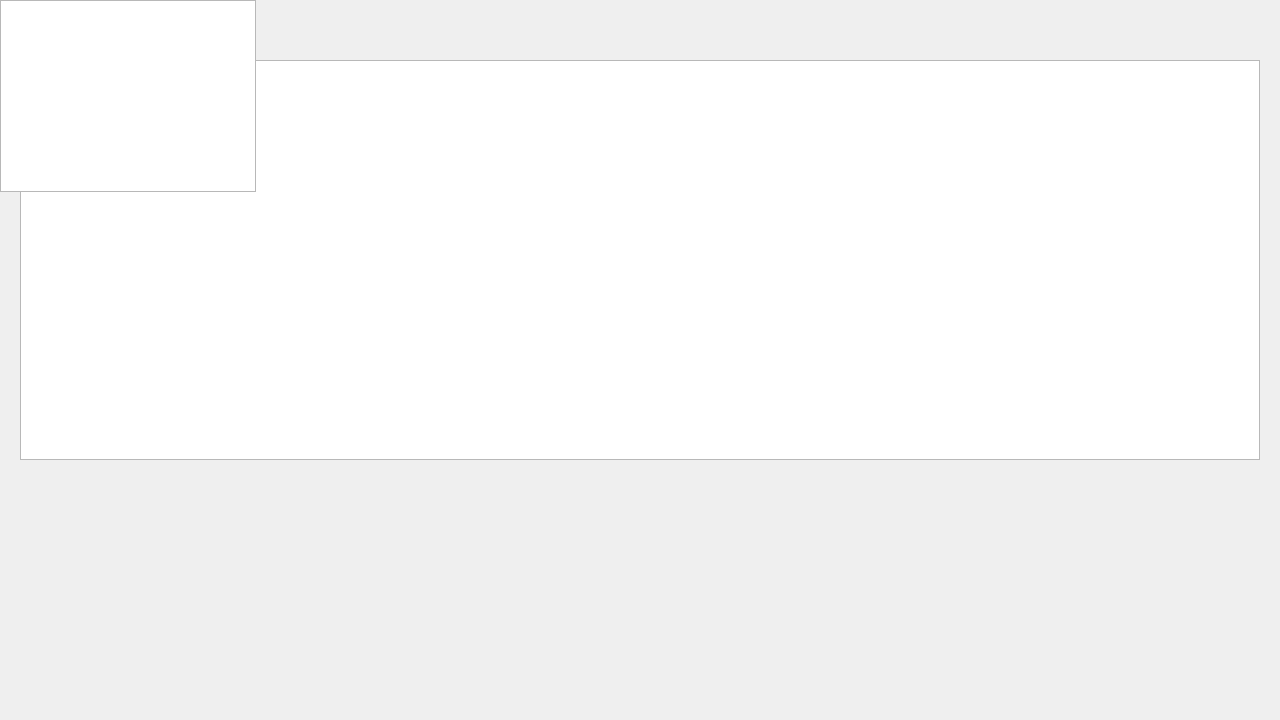
First picture: the form in forms/application.ui, repository Aquaver/signal-generator, before the edit.
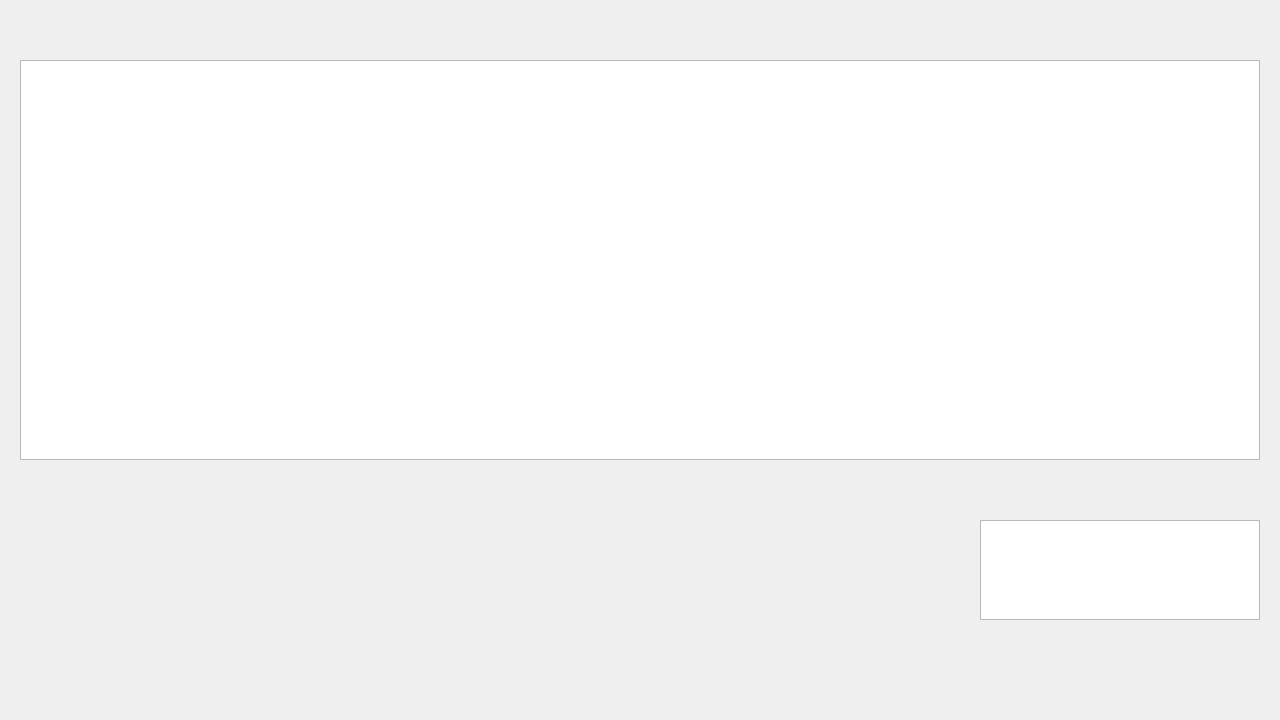
Second picture: the form after the edit.

Commit message: Added geometry property in charts list widget in application UI file

```diff
--- a/forms/application.ui
+++ b/forms/application.ui
@@ -214,6 +214,14 @@
           </widget>
           
           <widget class="QListWidget" name="listCharts">
+            <property name="geometry">
+              <rect>
+                <x>980</x>
+                <y>520</y>
+                <width>280</width>
+                <height>100</height>
+              </rect>
+            </property>
           </widget>
         </widget>
       </widget>
```
